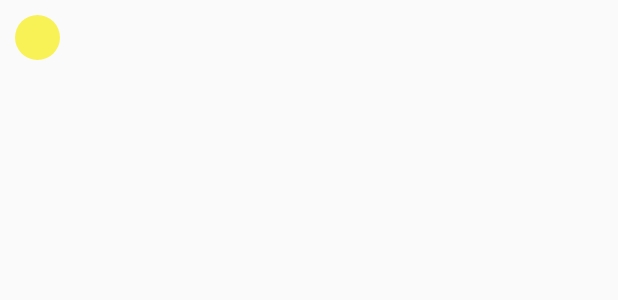
After one commit to Nichals/alura_final_project, an Android app: the layout item_color_picker.xml on its own in the app's theme, with its tools: preview values and no code run, on a phone screen of 412 x 824 dp. The commit adds this screen. Shown: the top 300 px of the screen. Run offline under Robolectric (Android 15) with nearby library versions, the phone set to English and light mode, and no system bars.

Commit message:
Adicionado Layout do color picker e do icone para a seleção.

```diff
--- /dev/null
+++ b/ceep-recyclerview-parte2-aula-5/app/src/main/res/drawable/circulo_color_picker.xml
@@ -0,0 +1,7 @@
+<?xml version="1.0" encoding="utf-8"?>
+<shape android:shape="oval"
+
+    xmlns:android="http://schemas.android.com/apk/res/android">
+    <solid android:color="#f9f256"/>
+
+</shape>
--- /dev/null
+++ b/ceep-recyclerview-parte2-aula-5/app/src/main/res/layout/item_color_picker.xml
@@ -0,0 +1,14 @@
+<?xml version="1.0" encoding="utf-8"?>
+<LinearLayout
+    xmlns:android="http://schemas.android.com/apk/res/android" android:layout_width="match_parent"
+    android:layout_height="match_parent"
+>
+
+    <LinearLayout
+        android:layout_width="30dp"
+        android:layout_height="30dp"
+        android:layout_margin="10dp"
+        android:background="@drawable/circulo_color_picker"/>
+
+
+</LinearLayout>
--- a/ceep-recyclerview-parte2-aula-5/app/src/main/res/values/colors.xml
+++ b/ceep-recyclerview-parte2-aula-5/app/src/main/res/values/colors.xml
@@ -3,4 +3,5 @@
     <color name="colorPrimary">#ff9800</color>
     <color name="colorPrimaryDark">#c66900</color>
     <color name="colorAccent">#000000</color>
+    <color name="backgroundColorPicker">#eeeeee</color>
 </resources>
```
Also changed, not shown: ceep-recyclerview-parte2-aula-5/app/src/main/res/layout/activity_formulario_nota.xml (+14 -3 lines).
